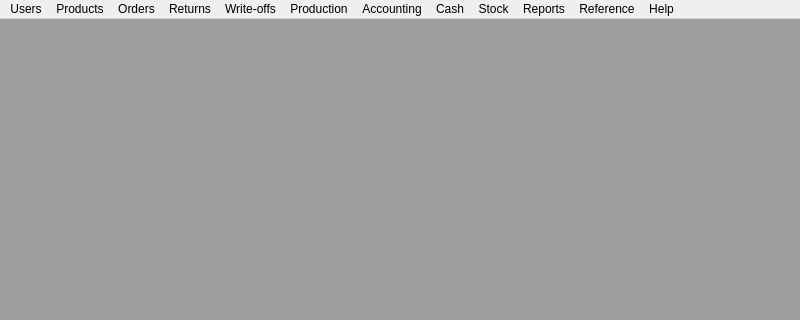
The window that OrmasAdmin/OrmasAdmin/MainForm.ui (Dalerjon/TheOrmasProejct) describes before a commit, drawn with Qt 5; both pictures show x 0 to 800 and y 0 to 320 of the 800 by 600 pixel window.
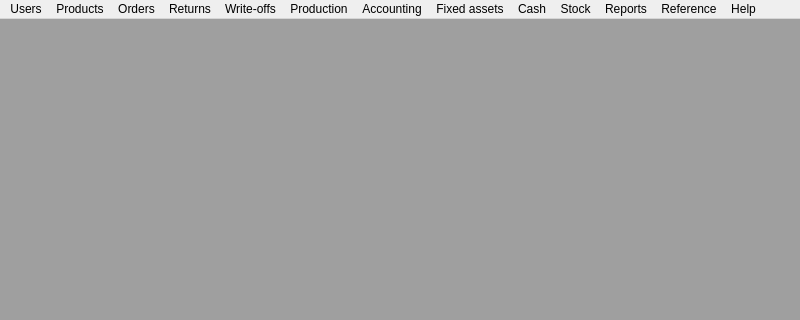
The same window after the commit.

Patch:
```diff
--- a/OrmasAdmin/OrmasAdmin/MainForm.ui
+++ b/OrmasAdmin/OrmasAdmin/MainForm.ui
@@ -218,6 +218,16 @@
     <addaction name="actionAccountCard"/>
     <addaction name="actionWarehouseTurnover"/>
    </widget>
+   <widget class="QMenu" name="menuFixedAssets">
+    <property name="title">
+     <string>Fixed assets</string>
+    </property>
+    <addaction name="actionFixedAssets"/>
+    <addaction name="actionFixedAssetsOperation"/>
+    <addaction name="actionInventory"/>
+    <addaction name="actionAmortizeGroup"/>
+    <addaction name="actionAmortizeType"/>
+   </widget>
    <addaction name="menuUsers"/>
    <addaction name="menuProducts"/>
    <addaction name="menuOrders"/>
@@ -225,6 +235,7 @@
    <addaction name="menuWriteOffs"/>
    <addaction name="menuProductions"/>
    <addaction name="menuAccountings"/>
+   <addaction name="menuFixedAssets"/>
    <addaction name="menuCash"/>
    <addaction name="menuStock"/>
    <addaction name="menuReports"/>
```
Left out of the diff: 31 changed lines with no effect on the pictures.
